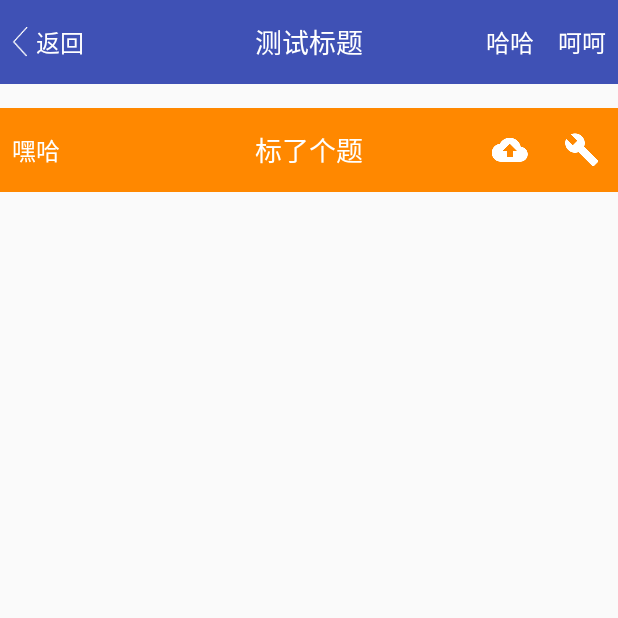
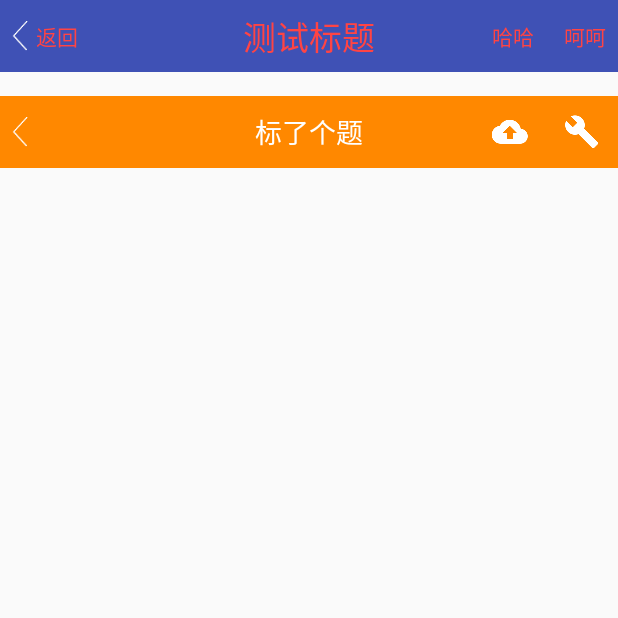
Before and after one commit to LwkCoder/ComActionBar, an Android app: the screen it shows after launch (MainActivity), on a phone screen of 412 x 824 dp, the top half of it. Run offline under Robolectric (Android 15) with nearby library versions, the phone set to English and light mode, and no system bars.

Commit message:
release v1.1.0
Change-Id: I7cd1163e6c829275fba42e240e04eb5d05f720a1

```diff
--- a/ComActionBar/src/main/java/com/lwk/comactionbar/ComActionBar.java
+++ b/ComActionBar/src/main/java/com/lwk/comactionbar/ComActionBar.java
@@ -8,6 +8,7 @@ import android.graphics.Color;
 import android.graphics.drawable.Drawable;
 import android.text.TextUtils;
 import android.util.AttributeSet;
+import android.util.TypedValue;
 import android.view.View;
 import android.view.ViewStub;
 import android.widget.FrameLayout;
@@ -23,6 +24,7 @@ import com.lwkandroid.widget.R;
  */
 public class ComActionBar extends FrameLayout
 {
+    private static final String TAG = "ComActionBar";
     protected View mViewLeft;
     protected TextView mTvLeft;
     protected ImageView mImgLeft;
@@ -33,6 +35,13 @@ public class ComActionBar extends FrameLayout
     protected TextView mTvRight02;
     protected ImageView mImgRight01;
     protected ImageView mImgRight02;
+
+    private boolean isLeftAsBack = false;
+    boolean isLeftBackWithoutText = false;
+    private int allTextColor = Color.WHITE;
+    private int backDrawableResId = R.drawable.icon_arrow_left;
+    private float titleTextSize;
+    private float itemTextSize;
 
     public ComActionBar(Context context)
     {
@@ -60,7 +69,6 @@ public class ComActionBar extends FrameLayout
     //初始化自定义属性
     private void initParams(Context context, AttributeSet attrs)
     {
-        boolean isLeftAsBack = false;
         String leftText = null;
         int leftImageResId = 0;
         String title = null;
@@ -72,7 +80,9 @@ public class ComActionBar extends FrameLayout
         int leftTextColor = Color.WHITE;
         int rightTextColor01 = Color.WHITE;
         int rightTextColor02 = Color.WHITE;
-        int bgColor = context.getApplicationContext().getResources().getColor(R.color.colorPrimary);
+        int bgColor = getResources().getColor(R.color.colorPrimary);
+        titleTextSize = getResources().getDimensionPixelSize(R.dimen.cab_title_size);
+        itemTextSize = getResources().getDimensionPixelSize(R.dimen.cab_text_size);
 
         TypedArray ta = context.obtainStyledAttributes(attrs, R.styleable.ComActionBar);
         if (ta != null)
@@ -84,47 +94,60 @@ public class ComActionBar extends FrameLayout
                 if (index == R.styleable.ComActionBar_bg_color)
                     bgColor = ta.getColor(index, bgColor);
                 else if (index == R.styleable.ComActionBar_is_left_as_back)
-                    isLeftAsBack = ta.getBoolean(index, false);
+                    isLeftAsBack = ta.getBoolean(index, isLeftAsBack);
                 else if (index == R.styleable.ComActionBar_left_text)
                     leftText = ta.getString(index);
                 else if (index == R.styleable.ComActionBar_left_image)
-                    leftImageResId = ta.getResourceId(index, 0);
+                    leftImageResId = ta.getResourceId(index, leftImageResId);
                 else if (index == R.styleable.ComActionBar_title_text)
                     title = ta.getString(index);
                 else if (index == R.styleable.ComActionBar_right_text01)
                     rightText01 = ta.getString(index);
                 else if (index == R.styleable.ComActionBar_right_image01)
-                    rightImageResId01 = ta.getResourceId(index, 0);
+                    rightImageResId01 = ta.getResourceId(index, rightImageResId01);
                 else if (index == R.styleable.ComActionBar_right_text02)
                     rightText02 = ta.getString(index);
                 else if (index == R.styleable.ComActionBar_right_image02)
-                    rightImageResId02 = ta.getResourceId(index, 0);
+                    rightImageResId02 = ta.getResourceId(index, rightImageResId02);
                 else if (index == R.styleable.ComActionBar_title_text_color)
-                    titleTextColor = ta.getColor(index, Color.WHITE);
+                    titleTextColor = ta.getColor(index, titleTextColor);
                 else if (index == R.styleable.ComActionBar_left_text_color)
-                    leftTextColor = ta.getColor(index, Color.WHITE);
+                    leftTextColor = ta.getColor(index, leftTextColor);
                 else if (index == R.styleable.ComActionBar_right_text_color01)
-                    rightTextColor01 = ta.getColor(index, Color.WHITE);
+                    rightTextColor01 = ta.getColor(index, rightTextColor01);
                 else if (index == R.styleable.ComActionBar_right_text_color02)
-                    rightTextColor02 = ta.getColor(index, Color.WHITE);
+                    rightTextColor02 = ta.getColor(index, rightTextColor02);
+                else if (index == R.styleable.ComActionBar_all_text_color)
+                    allTextColor = ta.getColor(index, allTextColor);
+                else if (index == R.styleable.ComActionBar_is_left_as_back_without_text)
+                    isLeftBackWithoutText = ta.getBoolean(index, isLeftBackWithoutText);
+                else if (index == R.styleable.ComActionBar_left_back_drawable)
+                    backDrawableResId = ta.getResourceId(index, backDrawableResId);
+                else if (index == R.styleable.ComActionBar_text_size_title)
+                    titleTextSize = ta.getDimension(index, titleTextSize);
+                else if (index == R.styleable.ComActionBar_text_size_item)
+                    itemTextSize = ta.getDimension(index, itemTextSize);
             }
             ta.recycle();
         }
 
         setBackgroundColor(bgColor);
 
+        if (isLeftBackWithoutText)
+            isLeftAsBack = true;
         if (isLeftAsBack)
         {
-            setLeftAsBack();
-            setLeftTextColor(leftTextColor);
-        } else if (!TextUtils.isEmpty(leftText))
+            refreshLeftBackStatus();
+        } else
+        {
+            if (!TextUtils.isEmpty(leftText))
             {
                 setLeftText(leftText);
                 setLeftTextColor(leftTextColor);
             }
-
             if (leftImageResId != 0)
                 setLeftImage(leftImageResId);
+        }
 
         if (!TextUtils.isEmpty(title))
         {
@@ -151,30 +174,63 @@ public class ComActionBar extends FrameLayout
             setRightImage02(rightImageResId02);
     }
 
-    //inflate TextView in the left area
-    private void inflateLeftTextView()
+    protected void inflateLeftTextView()
     {
         if (mTvLeft == null)
         {
             ((ViewStub) findViewById(R.id.vs_comactionbar_left_text)).inflate();
             mTvLeft = (TextView) findViewById(R.id.tv_comactionbar_left);
+            mTvLeft.setTextColor(allTextColor);
+            mTvLeft.setTextSize(TypedValue.COMPLEX_UNIT_PX, itemTextSize);
         }
     }
 
-    /**
-     * set function:click left area as back/finish
-     */
     public void setLeftAsBack()
     {
+        setLeftAsBack(true);
+    }
+
+    public void setLeftAsBack(boolean b)
+    {
+        this.isLeftAsBack = b;
+        refreshLeftBackStatus();
+    }
+
+    public void setLeftAsBackWithoutText()
+    {
+        setLeftAsBackWithoutText(true);
+    }
+
+    public void setLeftAsBackWithoutText(boolean b)
+    {
+        this.isLeftBackWithoutText = b;
+        if (isLeftBackWithoutText)
+            this.isLeftAsBack = true;
+        refreshLeftBackStatus();
+    }
+
+    public void setLeftBackDrawable(int resId)
+    {
+        this.backDrawableResId = resId;
+        refreshLeftBackStatus();
+    }
+
+    protected void refreshLeftBackStatus()
+    {
         inflateLeftTextView();
-        Drawable drawable = getResources().getDrawable(R.drawable.icon_arrow_left);
+        if (isLeftAsBack)
+        {
+            Drawable drawable = getResources().getDrawable(backDrawableResId);
             int width = getResources().getDimensionPixelSize(R.dimen.cab_back_drawable_width);
             int height = getResources().getDimensionPixelSize(R.dimen.cab_back_drawable_height);
             drawable.setBounds(0, 0, width, height);
             mTvLeft.setCompoundDrawables(drawable, null, null, null);
             mTvLeft.setCompoundDrawablePadding(getResources().getDimensionPixelOffset(R.dimen.cab_back_drawable_padding));
-        if (TextUtils.isEmpty(mTvLeft.getText()))//set default text
+            if (!isLeftBackWithoutText)
                 mTvLeft.setText(R.string.cab_back);
+            else
+                mTvLeft.setText(" ");
+
             if (getContext() instanceof Activity)
             {
                 setLeftClickListener(new OnClickListener()
@@ -186,39 +242,33 @@ public class ComActionBar extends FrameLayout
                     }
                 });
             }
+        } else
+        {
+            mTvLeft.setText(null);
+            mTvLeft.setCompoundDrawables(null, null, null, null);
+        }
     }
 
-    /**
-     * set text of the TextView in left area
-     */
+    public void setLeftTextColor(int color)
+    {
+        inflateLeftTextView();
+        if (color > 0)
+            mTvLeft.setTextColor(color);
+    }
+
     public void setLeftText(String text)
     {
         inflateLeftTextView();
         mTvLeft.setText(text);
     }
 
-    /**
-     * set text resource id of the TextView in left area
-     */
     public void setLeftText(int resId)
     {
         inflateLeftTextView();
         mTvLeft.setText(resId);
     }
 
-    /**
-     * set text color of the TextView in left area
-     *
-     * @param color
-     */
-    public void setLeftTextColor(int color)
-    {
-        inflateLeftTextView();
-        mTvLeft.setTextColor(color);
-    }
-
-    //inflate ImageView in the left area
-    private void inflateLeftImage()
+    protected void inflateLeftImage()
     {
         if (mImgLeft == null)
         {
@@ -272,12 +322,14 @@ public class ComActionBar extends FrameLayout
     }
 
     //inflate the TextView of title
-    private void inflateTitleTextView()
+    protected void inflateTitleTextView()
     {
         if (mTvTitle == null)
         {
             ((ViewStub) findViewById(R.id.vs_comactionbar_title)).inflate();
             mTvTitle = (TextView) findViewById(R.id.tv_comactionbar_title);
+            mTvTitle.setTextColor(allTextColor);
+            mTvTitle.setTextSize(TypedValue.COMPLEX_UNIT_PX, titleTextSize);
         }
     }
 
@@ -307,6 +359,7 @@ public class ComActionBar extends FrameLayout
     public void setTitleTextColor(int color)
     {
         inflateTitleTextView();
+        if (color > 0)
             mTvTitle.setTextColor(color);
     }
 
@@ -317,6 +370,8 @@ public class ComActionBar extends FrameLayout
         {
             ((ViewStub) findViewById(R.id.vs_comactionbar_right_text01)).inflate();
             mTvRight01 = (TextView) findViewById(R.id.tv_comactionbar_right01);
+            mTvRight01.setTextColor(allTextColor);
+            mTvRight01.setTextSize(TypedValue.COMPLEX_UNIT_PX, itemTextSize);
         }
     }
 
@@ -346,6 +401,7 @@ public class ComActionBar extends FrameLayout
     public void setRightTextColor01(int color)
     {
         inflateRightTextView01();
+        if (color > 0)
             mTvRight01.setTextColor(color);
     }
 
@@ -356,6 +412,8 @@ public class ComActionBar extends FrameLayout
         {
             ((ViewStub) findViewById(R.id.vs_comactionbar_right_text02)).inflate();
             mTvRight02 = (TextView) findViewById(R.id.tv_comactionbar_right02);
+            mTvRight02.setTextColor(allTextColor);
+            mTvRight02.setTextSize(TypedValue.COMPLEX_UNIT_PX, itemTextSize);
         }
     }
 
@@ -385,6 +443,7 @@ public class ComActionBar extends FrameLayout
     public void setRightTextColor02(int color)
     {
         inflateRightTextView02();
+        if (color > 0)
             mTvRight02.setTextColor(color);
     }
 
@@ -495,4 +554,33 @@ public class ComActionBar extends FrameLayout
     {
         mViewRight02.setOnClickListener(listener);
     }
+
+    public void setTitleTextSize(float size)
+    {
+        setTitleTextSize(TypedValue.COMPLEX_UNIT_SP, size);
     }
+
+    public void setTitleTextSize(int unit, float size)
+    {
+        this.titleTextSize = TypedValue.applyDimension(unit, size, getResources().getDisplayMetrics());
+        if (mTvTitle != null)
+            mTvTitle.setTextSize(unit, size);
+    }
+
+    public void setItemTextSize(float size)
+    {
+        setItemTextSize(TypedValue.COMPLEX_UNIT_SP, size);
+    }
+
+    public void setItemTextSize(int unit, float size)
+    {
+        this.itemTextSize = TypedValue.applyDimension(unit, size, getResources().getDisplayMetrics());
+        if (mTvLeft != null)
+            mTvLeft.setTextSize(unit, size);
+        if (mTvRight01 != null)
+            mTvRight01.setTextSize(unit, size);
+        if (mTvRight02 != null)
+            mTvRight02.setTextSize(unit, size);
+    }
+
+}
--- a/ComActionBar/src/main/res/layout/layout_comactionbar.xml
+++ b/ComActionBar/src/main/res/layout/layout_comactionbar.xml
@@ -1,7 +1,7 @@
 <?xml version="1.0" encoding="utf-8"?>
 <FrameLayout xmlns:android="http://schemas.android.com/apk/res/android"
              android:layout_width="match_parent"
-             android:layout_height="?attr/actionBarSize">
+             android:layout_height="@dimen/cab_height">
 
     <FrameLayout
         android:id="@+id/fl_comactionbar_left"
--- a/ComActionBar/src/main/res/layout/viewstub_comactionbar_left_text.xml
+++ b/ComActionBar/src/main/res/layout/viewstub_comactionbar_left_text.xml
@@ -2,7 +2,7 @@
 <TextView android:id="@+id/tv_comactionbar_left"
           xmlns:android="http://schemas.android.com/apk/res/android"
           android:layout_width="wrap_content"
-          android:layout_height="?attr/actionBarSize"
+          android:layout_height="@dimen/cab_height"
           android:gravity="center_vertical"
           android:paddingLeft="@dimen/cab_text_padding"
           android:paddingRight="@dimen/cab_text_padding"
--- a/ComActionBar/src/main/res/layout/viewstub_comactionbar_right_text01.xml
+++ b/ComActionBar/src/main/res/layout/viewstub_comactionbar_right_text01.xml
@@ -2,7 +2,7 @@
 <TextView android:id="@+id/tv_comactionbar_right01"
           xmlns:android="http://schemas.android.com/apk/res/android"
           android:layout_width="wrap_content"
-          android:layout_height="?attr/actionBarSize"
+          android:layout_height="@dimen/cab_height"
           android:gravity="center_vertical"
           android:paddingLeft="@dimen/cab_text_padding"
           android:paddingRight="@dimen/cab_text_padding"
--- a/ComActionBar/src/main/res/layout/viewstub_comactionbar_right_text02.xml
+++ b/ComActionBar/src/main/res/layout/viewstub_comactionbar_right_text02.xml
@@ -2,7 +2,7 @@
 <TextView android:id="@+id/tv_comactionbar_right02"
           xmlns:android="http://schemas.android.com/apk/res/android"
           android:layout_width="wrap_content"
-          android:layout_height="?attr/actionBarSize"
+          android:layout_height="@dimen/cab_height"
           android:gravity="center_vertical"
           android:paddingLeft="@dimen/cab_text_padding"
           android:paddingRight="@dimen/cab_text_padding"
--- a/ComActionBar/src/main/res/values/attrs.xml
+++ b/ComActionBar/src/main/res/values/attrs.xml
@@ -4,7 +4,12 @@
         <attr name="bg_color" format="color"/>
         <attr name="left_text" format="string"/>
         <attr name="is_left_as_back" format="boolean"/>
+        <attr name="is_left_as_back_without_text" format="boolean"/>
+        <attr name="left_back_drawable" format="reference"/>
+        <attr name="all_text_color" format="color"/>
         <attr name="left_image" format="reference"/>
+        <attr name="text_size_title" format="dimension"/>
+        <attr name="text_size_item" format="dimension"/>
         <attr name="title_text" format="string"/>
         <attr name="right_text01" format="string"/>
         <attr name="right_image01" format="reference"/>
--- a/ComActionBar/src/main/res/values/dimens.xml
+++ b/ComActionBar/src/main/res/values/dimens.xml
@@ -1,5 +1,6 @@
 <?xml version="1.0" encoding="utf-8"?>
 <resources>
+    <dimen name="cab_height">48dp</dimen>
     <dimen name="cab_menu_min_size">48dp</dimen>
     <dimen name="cab_back_drawable_width">12dp</dimen>
     <dimen name="cab_back_drawable_height">20dp</dimen>
--- a/app/src/main/res/layout/activity_main.xml
+++ b/app/src/main/res/layout/activity_main.xml
@@ -13,9 +13,12 @@
         android:id="@+id/cab_main01"
         android:layout_width="match_parent"
         android:layout_height="wrap_content"
+        app:all_text_color="@android:color/holo_red_light"
         app:is_left_as_back="true"
         app:right_text01="呵呵"
         app:right_text02="哈哈"
+        app:text_size_item="14sp"
+        app:text_size_title="22sp"
         app:title_text="测试标题"/>
 
     <com.lwk.comactionbar.ComActionBar
@@ -24,6 +27,7 @@
         android:layout_height="wrap_content"
         android:layout_marginTop="16dp"
         app:bg_color="@android:color/holo_orange_dark"
+        app:is_left_as_back_without_text="true"
         app:left_text="嘿哈"
         app:right_image01="@drawable/cab_right01"
         app:right_image02="@drawable/cab_right02"
```
Also changed, not shown: ComActionBar/build.gradle (+6 -7 lines), 1 other file. Lines whose indentation alone changed are shown as unchanged.
